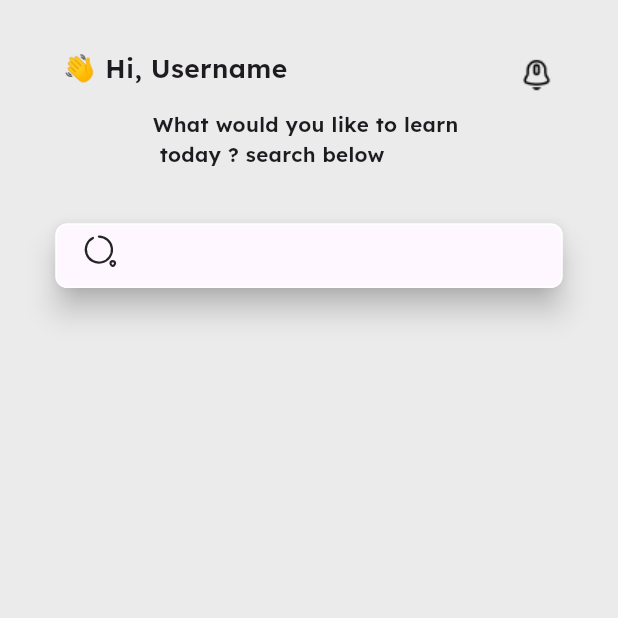
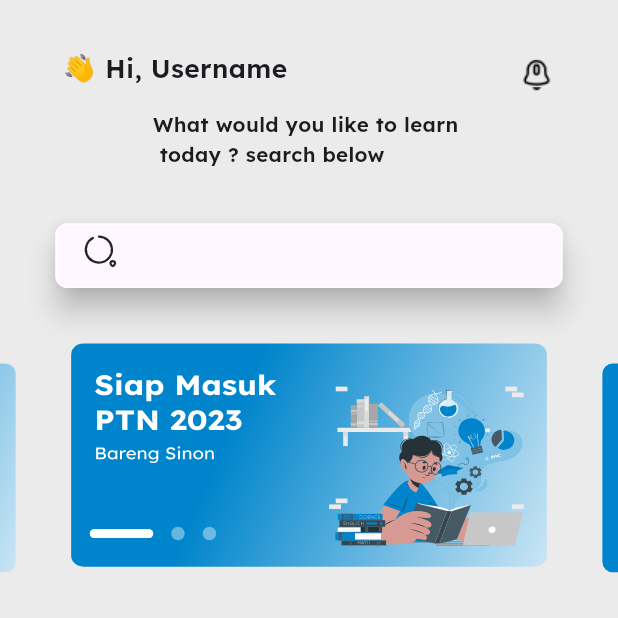
Before and after one commit to samibarsa/quiz, a Flutter app: the screen it shows after launch, on a phone screen of 412 x 824 dp, the top half of it. Run offline on Flutter 3.47's test engine with Material 3 defaults, Android fonts, the phone set to English and light mode, and no system bars; drawn by our look-alikes of carousel_slider, dots_indicator; our stand-ins replace flutter_screenutil, flutter_svg, font_awesome_flutter, introduction_screen.

Commit message:
add CarouselSlider to home page and refactor

```diff
--- /dev/null
+++ b/lib/features/Home/presentation/widgets/header_of_home_page_body.dart
@@ -0,0 +1,39 @@
+import 'package:flutter/material.dart';
+import 'package:flutter_screenutil/flutter_screenutil.dart';
+import 'package:quiz/core/util/constatnt.dart';
+import 'package:quiz/features/Home/presentation/widgets/home_page_body.dart';
+
+class HeaderOfHomePageBody extends StatelessWidget {
+  const HeaderOfHomePageBody({
+    super.key,
+    required this.widget,
+  });
+
+  final HomePageBody widget;
+
+  @override
+  Widget build(BuildContext context) {
+    return Row(
+      mainAxisAlignment: MainAxisAlignment.spaceBetween,
+      children: [
+        Padding(
+          padding: EdgeInsets.only(top: 30.h, left: 40.w),
+          child: Text(
+            '👋 Hi, ${widget.username}',
+            style: TextStyle(
+                fontSize: 18.sp,
+                fontFamily: lexend,
+                fontWeight: FontWeight.w600),
+          ),
+        ),
+        Padding(
+          padding: EdgeInsets.only(right: 40.w, top: 40.h),
+          child: Image.asset(
+            'assets/images/notificationbing.png',
+            color: Colors.black,
+          ),
+        )
+      ],
+    );
+  }
+}
--- a/lib/features/Home/presentation/widgets/home_page_body.dart
+++ b/lib/features/Home/presentation/widgets/home_page_body.dart
@@ -1,47 +1,33 @@
-// ignore: file_names
+import 'package:flutter/material.dart';
+import 'package:flutter_screenutil/flutter_screenutil.dart';
+import 'package:quiz/core/util/constatnt.dart';
+import 'package:carousel_slider/carousel_slider.dart';
+import 'package:quiz/features/Home/presentation/widgets/header_of_home_page_body.dart';
+import 'package:quiz/features/Home/presentation/widgets/list_carusal_items.dart';
+import 'package:quiz/features/Home/presentation/widgets/search_text_filed.dart';
 
-import 'package:flutter/cupertino.dart';
-import 'package:flutter/material.dart';
-import 'package:flutter/widgets.dart';
-import 'package:flutter_screenutil/flutter_screenutil.dart';
-import 'package:flutter_svg/svg.dart';
-import 'package:quiz/core/util/constatnt.dart';
-
-class HomePageBody extends StatelessWidget {
+class HomePageBody extends StatefulWidget {
   const HomePageBody({
     super.key,
     required this.username,
   });
   final String username;
+
+  @override
+  State<HomePageBody> createState() => _HomePageBodyState();
+}
+
+class _HomePageBodyState extends State<HomePageBody> {
+  int currentindex = 0;
   @override
   Widget build(BuildContext context) {
+    CarouselController carouselController = CarouselController();
     return SingleChildScrollView(
       child: SafeArea(
         child: Column(
           mainAxisAlignment: MainAxisAlignment.center,
           children: [
-            Row(
-              mainAxisAlignment: MainAxisAlignment.spaceBetween,
-              children: [
-                Padding(
-                  padding: EdgeInsets.only(top: 30.h, left: 40.w),
-                  child: Text(
-                    '👋 Hi, $username',
-                    style: TextStyle(
-                        fontSize: 18.sp,
-                        fontFamily: lexend,
-                        fontWeight: FontWeight.w600),
-                  ),
-                ),
-                Padding(
-                  padding: EdgeInsets.only(right: 40.w, top: 40.h),
-                  child: Image.asset(
-                    'assets/images/notificationbing.png',
-                    color: Colors.black,
-                  ),
-                )
-              ],
-            ),
+            HeaderOfHomePageBody(widget: widget),
             SizedBox(
               height: 10.h,
             ),
@@ -57,43 +43,27 @@ class HomePageBody extends StatelessWidget {
             SizedBox(
               height: 37.h,
             ),
+            const SearchTextFiled(),
             SizedBox(
-              width: 320.w,
-              child: Material(
-                  shadowColor: Colors.black,
-                  elevation: 8,
-                  borderRadius: BorderRadius.circular(8.r),
-                  child: TextField(
-                    cursorColor: Colors.black,
-                    cursorHeight: 20.h,
-                    style: TextStyle(
-                      height: 1.2.h,
-                    ),
-                    decoration: InputDecoration(
-                        isDense: true,
-                        prefix: SizedBox(width: 5.w),
-                        prefixIconColor: Colors.black,
-                        prefixIconConstraints: BoxConstraints.loose(
-                          Size(50.w, 30.h),
-                        ),
-                        prefixIcon: Padding(
-                          padding: const EdgeInsets.only(left: 15),
-                          child: SvgPicture.asset(
-                            'assets/svgimages/Vector.svg',
-                          ),
-                        ),
-                        border: outLineInputBorder(),
-                        focusedBorder: outLineInputBorder(),
-                        enabledBorder: outLineInputBorder()),
-                  )),
-            )
+              height: 37.h,
+            ),
+            CarouselSlider(
+              items: items(currentindex),
+              carouselController: carouselController,
+              options: CarouselOptions(
+                autoPlay: true,
+                aspectRatio: 2.0,
+                enlargeCenterPage: true,
+                onPageChanged: (index, reason) {
+                  setState(() {
+                    currentindex = index;
+                  });
+                },
+              ),
+            ),
           ],
         ),
       ),
     );
   }
-
-  OutlineInputBorder outLineInputBorder() => OutlineInputBorder(
-      borderRadius: BorderRadius.circular(8.r),
-      borderSide: const BorderSide(color: Colors.white));
 }
--- /dev/null
+++ b/lib/features/Home/presentation/widgets/list_carusal_items.dart
@@ -0,0 +1,78 @@
+import 'package:dots_indicator/dots_indicator.dart';
+import 'package:flutter/cupertino.dart';
+import 'package:flutter/material.dart';
+import 'package:flutter_screenutil/flutter_screenutil.dart';
+import 'package:flutter_svg/svg.dart';
+
+List<Widget> items(int currentindex) => [
+      Stack(
+        children: [
+          SizedBox(
+            height: 160.h,
+            width: 308.w,
+            child: SvgPicture.asset(
+              'assets/svgimages/picture.svg',
+              fit: BoxFit.fill,
+            ),
+          ),
+          Padding(
+            padding: EdgeInsets.only(left: 10.w, top: 120.h),
+            child: DotsIndicator(
+                dotsCount: 3,
+                position: currentindex.toDouble(),
+                decorator: DotsDecorator(
+                  activeColor: Colors.white,
+                  activeSize: Size(40.w, 6.h),
+                  color: Colors.white.withOpacity(40 / 100),
+                  activeShape: OutlineInputBorder(
+                      borderRadius: BorderRadius.circular(18.r),
+                      borderSide: const BorderSide(color: Colors.white)),
+                )),
+          )
+        ],
+      ),
+      Stack(
+        children: [
+          SvgPicture.asset(
+            'assets/svgimages/picture.svg',
+            fit: BoxFit.cover,
+          ),
+          Padding(
+            padding: EdgeInsets.only(left: 10.w, top: 120.h),
+            child: DotsIndicator(
+                dotsCount: 3,
+                position: currentindex.toDouble(),
+                decorator: DotsDecorator(
+                  activeColor: Colors.white,
+                  activeSize: Size(40.w, 6.h),
+                  color: Colors.white.withOpacity(40 / 100),
+                  activeShape: OutlineInputBorder(
+                      borderRadius: BorderRadius.circular(18.r),
+                      borderSide: const BorderSide(color: Colors.white)),
+                )),
+          )
+        ],
+      ),
+      Stack(
+        children: [
+          SvgPicture.asset(
+            'assets/svgimages/picture.svg',
+            fit: BoxFit.cover,
+          ),
+          Padding(
+            padding: EdgeInsets.only(left: 10.w, top: 120.h),
+            child: DotsIndicator(
+                dotsCount: 3,
+                position: currentindex.toDouble(),
+                decorator: DotsDecorator(
+                  activeColor: Colors.white,
+                  activeSize: Size(40.w, 6.h),
+                  color: Colors.white.withOpacity(40 / 100),
+                  activeShape: OutlineInputBorder(
+                      borderRadius: BorderRadius.circular(18.r),
+                      borderSide: const BorderSide(color: Colors.white)),
+                )),
+          )
+        ],
+      ),
+    ];
--- /dev/null
+++ b/lib/features/Home/presentation/widgets/search_text_filed.dart
@@ -0,0 +1,49 @@
+import 'package:flutter/material.dart';
+import 'package:flutter_screenutil/flutter_screenutil.dart';
+import 'package:flutter_svg/svg.dart';
+
+class SearchTextFiled extends StatelessWidget {
+  const SearchTextFiled({
+    super.key,
+  });
+
+  @override
+  Widget build(BuildContext context) {
+    return SizedBox(
+      width: 320.w,
+      child: Material(
+          shadowColor: Colors.black,
+          elevation: 8,
+          borderRadius: BorderRadius.circular(8.r),
+          child: TextField(
+            cursorColor: Colors.black,
+            cursorHeight: 20.h,
+            style: TextStyle(
+              height: 1.2.h,
+            ),
+            decoration: InputDecoration(
+                isDense: true,
+                prefix: SizedBox(width: 5.w),
+                prefixIconColor: Colors.black,
+                prefixIconConstraints: BoxConstraints.loose(
+                  Size(50.w, 30.h),
+                ),
+                prefixIcon: Padding(
+                  padding: const EdgeInsets.only(left: 15),
+                  child: SvgPicture.asset(
+                    'assets/svgimages/Vector.svg',
+                  ),
+                ),
+                border: OutlineInputBorder(
+                    borderRadius: BorderRadius.circular(8.r),
+                    borderSide: const BorderSide(color: Colors.white)),
+                focusedBorder: OutlineInputBorder(
+                    borderRadius: BorderRadius.circular(8.r),
+                    borderSide: const BorderSide(color: Colors.white)),
+                enabledBorder: OutlineInputBorder(
+                    borderRadius: BorderRadius.circular(8.r),
+                    borderSide: const BorderSide(color: Colors.white))),
+          )),
+    );
+  }
+}
--- a/pubspec.yaml
+++ b/pubspec.yaml
@@ -28,7 +28,9 @@ environment:
 # the latest version available on pub.dev. To see which dependencies have newer
 # versions available, run `flutter pub outdated`.
 dependencies:
+  carousel_slider: ^4.2.1
   cupertino_icons: ^1.0.6
+  dots_indicator: ^2.1.2
   flutter:
     sdk: flutter
   flutter_onboarding_slider: ^1.0.11
```
Also changed, not shown: assets/svgimages/picture.svg (added), pubspec.lock.
